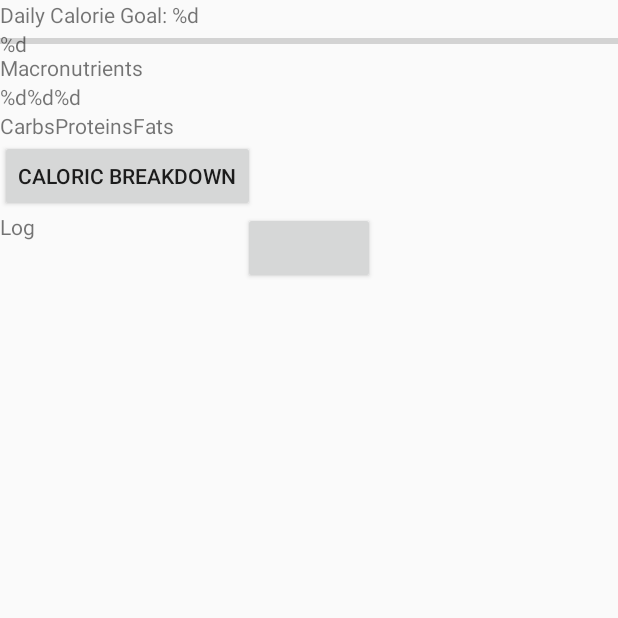
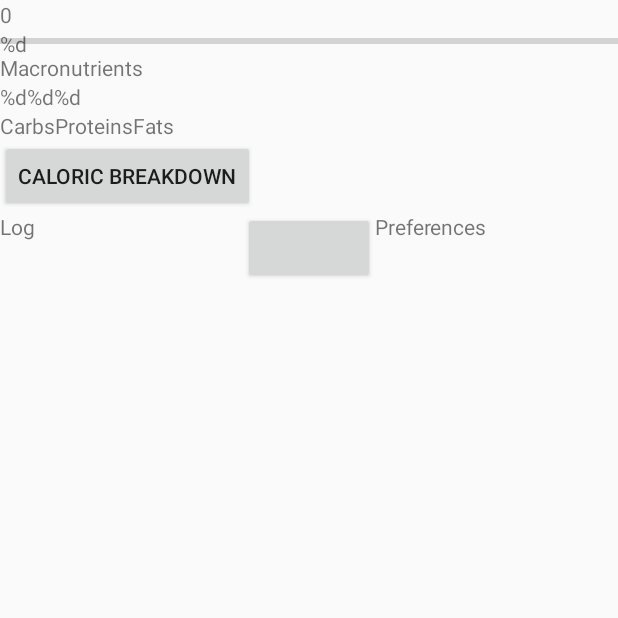
Before and after one commit to theodorethayib/NutriPocket, an Android app: the MainActivity screen opened directly, with no data from a screen before it, on a phone screen of 412 x 824 dp, the top half of it. Run offline under Robolectric (Android 15) with nearby library versions, the phone set to English and light mode, and no system bars; 3 statements that could not run were skipped.

Commit message:
CalculateCaloricGOal

```diff
--- a/app/src/main/java/com/example/theo1/nutripocket/CreateProfile2Activity.java
+++ b/app/src/main/java/com/example/theo1/nutripocket/CreateProfile2Activity.java
@@ -33,6 +33,7 @@
 
         CP2Info.setOnClickListener(new View.OnClickListener() {
             public void onClick(View v) {
+
                 Intent intent = new Intent(CreateProfile2Activity.this, activityLevelDescriptionsActivity.class);
                 startActivity(intent);
 
@@ -43,6 +44,7 @@
 
         buttonContinue.setOnClickListener(new View.OnClickListener() {
             public void onClick(View v) {
+                saveUserInfo();
                 Intent intent = new Intent(CreateProfile2Activity.this, MainActivity.class);
                 startActivity(intent);
 
@@ -73,11 +75,11 @@
             }
         });
     }
-    public void saveUserInfo(View view) {
+    public void saveUserInfo() {
         SharedPreferences sharedPref = getSharedPreferences("userInfo", Context.MODE_PRIVATE);
-
         SharedPreferences.Editor editor = sharedPref.edit();
         editor.putString("activityLevel", activityLevel.getSelectedItem().toString());
+        Log.d("HELP", "TestGoal" + goal);
         editor.putString("goal", goal.getSelectedItem().toString());
         editor.apply();
     }
--- a/app/src/main/java/com/example/theo1/nutripocket/MainActivity.java
+++ b/app/src/main/java/com/example/theo1/nutripocket/MainActivity.java
@@ -15,6 +15,7 @@
 public class MainActivity extends AppCompatActivity {
 
     TextView prefTitle;
+    TextView calorieGoal;
 
     @Override
     protected void onCreate(Bundle savedInstanceState) {
@@ -23,6 +24,9 @@
         getSupportActionBar().hide();
 
         prefTitle = (TextView) findViewById(R.id.prefRectTitle);
+        calorieGoal = (TextView) findViewById(R.id.calorieGoal);
+
+
         SharedPreferences sharedPrefs = getSharedPreferences("userInfo", MODE_PRIVATE);
 
         String age = sharedPrefs.getString("age", "");
@@ -33,12 +37,13 @@
         String goal = sharedPrefs.getString("goal", "");
 
 
-        String[] userInfo = new String[] {height, weight, gender, activityLevel, goal};
+        String[] userInfo = new String[] {age, height, weight, gender, activityLevel, goal};
 
-        prefTitle.setText(age);
+        //prefTitle.setText(age);
 
 
-//        calculateCaloricGoal calGoal = new calculateCaloricGoal(userInfo);
-//        int goalAmount = calGoal.calculate();
+        calculateCaloricGoal calGoal = new calculateCaloricGoal(userInfo);
+        int goalAmount = calGoal.calculate();
+        calorieGoal.setText(String.valueOf(goalAmount));
    }
 }
--- a/app/src/main/java/com/example/theo1/nutripocket/calculateCaloricGoal.java
+++ b/app/src/main/java/com/example/theo1/nutripocket/calculateCaloricGoal.java
@@ -1,98 +1,109 @@
-//package com.example.theo1.nutripocket;
-//
-//import android.content.SharedPreferences;
-//
-//import static android.content.Context.MODE_PRIVATE;
-//
-///**
-// * Created by theod on 10/21/2017.
-// */
-//
-//public class calculateCaloricGoal {
-//
-//    int height;
-//    int age;
-//    int weight;
-//    String gender;
-//    String activityLevel;
-//    String goal;
-//
-//    double RMR;
-//
-//    calculateCaloricGoal (String[] userInfo)
-//    {
-//        age = Integer.parseInt(userInfo[0]);
-//        height = Integer.parseInt(userInfo[1]);
-//        weight = Integer.parseInt(userInfo[2]);
-//        gender = userInfo[3];
-//        activityLevel = userInfo[4];
-//        goal = userInfo[5];
-//
-//        final String firstLevel = "Sendentary";
-//        final String secondLevel = "Light Activity";
-//        final String thirdLevel = "Moderate Activity";
-//        final String fourthLevel = "Heavy Activity";
-//
-//        int userActivity = 0;
-//
-//        switch (activityLevel) {
-//            case firstLevel:
-//                userActivity = 1.2;
-//                break;
-//            case secondLevel:
-//                userActivity = 1.375;
-//                break;
-//            case thirdLevel:
-//                userActivity = 1.55;
-//                break;
-//            case fourthLevel:
-//                userActivity = 1.9;
-//                break;
-//        }
-//
-//        final String oneLevel = "Lose weight";
-//        final String twoLevel = "Maintain weight";
-//        final String threeLevel = "Gain weight";
-//
-//        int userGoal = 0;
-//
-//        switch (goal) {
-//            case oneLevel:
-//                userGoal = 1;
-//                break;
-//            case twoLevel:
-//                userGoal = 2;
-//                break;
-//            case threeLevel;
-//                userGoal = 3;
-//                break;
-//        }
-//
-//        final String aLevel = "Male";
-//        final String bLevel = "Female";
-//
-//        int userGender = 0;
-//
-//        switch (gender) {
-//            case aLevel:
-//                userGender = 5;
-//                break;
-//            case bLevel:
-//                userGender = -161;
-//                break;
-//        }
-//
-//        RMR = (9.99 * weight) + (6.25 * height) - (4.92 * age) + userGender;
-//
-//
-//
-//
-//    }
-//
-//    public static int calculate() {
-//
-//        return 0;
-//    }
-//
-//
-//}
+package com.example.theo1.nutripocket;
+
+import android.content.SharedPreferences;
+import android.util.Log;
+
+import static android.content.Context.MODE_PRIVATE;
+
+/**
+ * Created by theod on 10/21/2017.
+ */
+
+public class calculateCaloricGoal {
+
+    static int height;
+    static int age;
+    static int weight;
+    static String gender;
+    static String activityLevel;
+    static String goal;
+
+    calculateCaloricGoal (String[] userInfo)
+    {
+        age = Integer.parseInt(userInfo[0]);
+        height = Integer.parseInt(userInfo[1]);
+        weight = Integer.parseInt(userInfo[2]);
+        gender = userInfo[3];
+        activityLevel = userInfo[4];
+        goal = userInfo[5];
+        Log.d("HELP", "GOAL: " + userInfo[5]);
+
+    }
+
+    public static int calculate() {
+        double RMR;
+        double TDEE;
+        double dTDEE;
+        int finalTDEE;
+
+
+        final String firstLevel = "Sedentary";
+        final String secondLevel = "Light Activity";
+        final String thirdLevel = "Moderate Activity";
+        final String fourthLevel = "Heavy Activity";
+        final String fifthLevel = "Extreme Activity";
+
+        double userActivity = 0;
+
+        switch (activityLevel) {
+            case firstLevel:
+                userActivity = 1.2;
+                break;
+            case secondLevel:
+                userActivity = 1.375;
+                break;
+            case thirdLevel:
+                userActivity = 1.55;
+                break;
+            case fourthLevel:
+                userActivity = 1.725;
+                break;
+            case fifthLevel:
+                userActivity = 1.9;
+                break;
+        }
+
+        final String oneLevel = "Lose Weight";
+        final String twoLevel = "Maintain Weight";
+        final String threeLevel = "Gain Weight";
+
+        double userGoal = 0;
+
+        switch (goal) {
+            case oneLevel:
+                userGoal = 0.8;
+                break;
+            case twoLevel:
+                userGoal = 1.0;
+                break;
+            case threeLevel:
+                userGoal = 1.2;
+                break;
+        }
+
+        final String bLevel = "Female";
+
+        int userGender = 0;
+
+        switch (gender) {
+            case bLevel:
+                userGender = -161;
+                break;
+            default:
+                userGender = 5;
+                break;
+        }
+
+        Log.d("HELP", String.valueOf(userGender));
+        RMR = (9.99 * weight) + (6.25 * height) - (4.92 * age) + userGender;
+        TDEE = RMR * userActivity;
+        Log.d("HELP", "TDEE " + String.valueOf(TDEE));
+        dTDEE = TDEE * userGoal;
+        Log.d("HELP", "USER GOAL: " + String.valueOf(userGoal));
+        Log.d("HELP", "dTDEE: " + String.valueOf(dTDEE));
+        finalTDEE = (int) dTDEE;
+        return finalTDEE;
+    }
+
+
+}
```
Also changed, not shown: app/src/main/res/values/strings.xml (+10 -10 lines).
